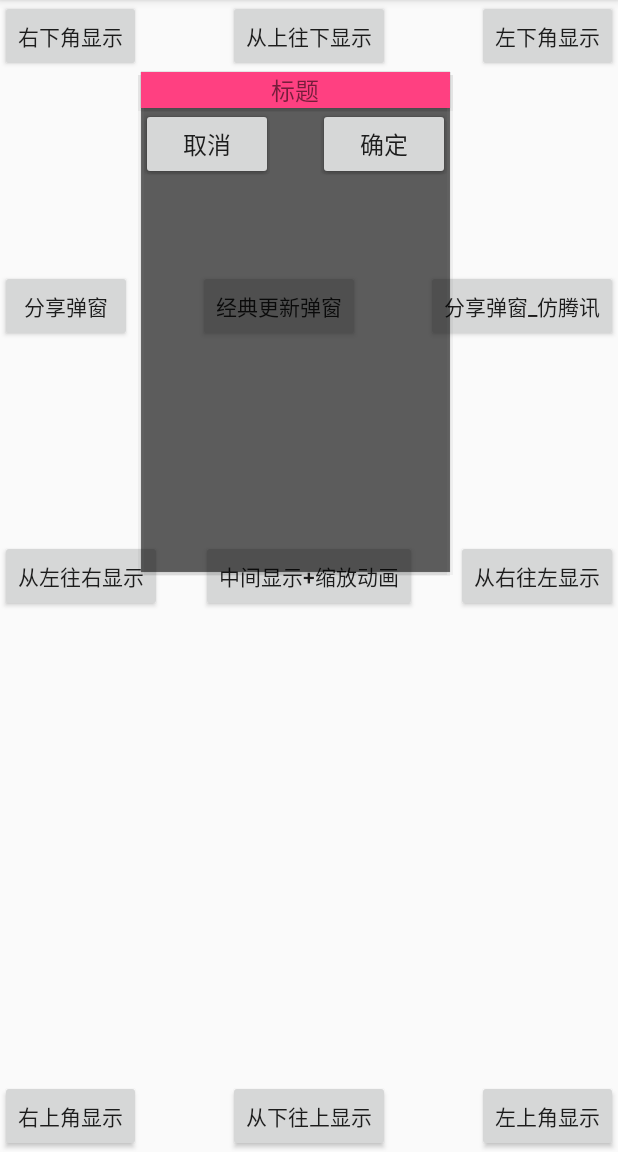
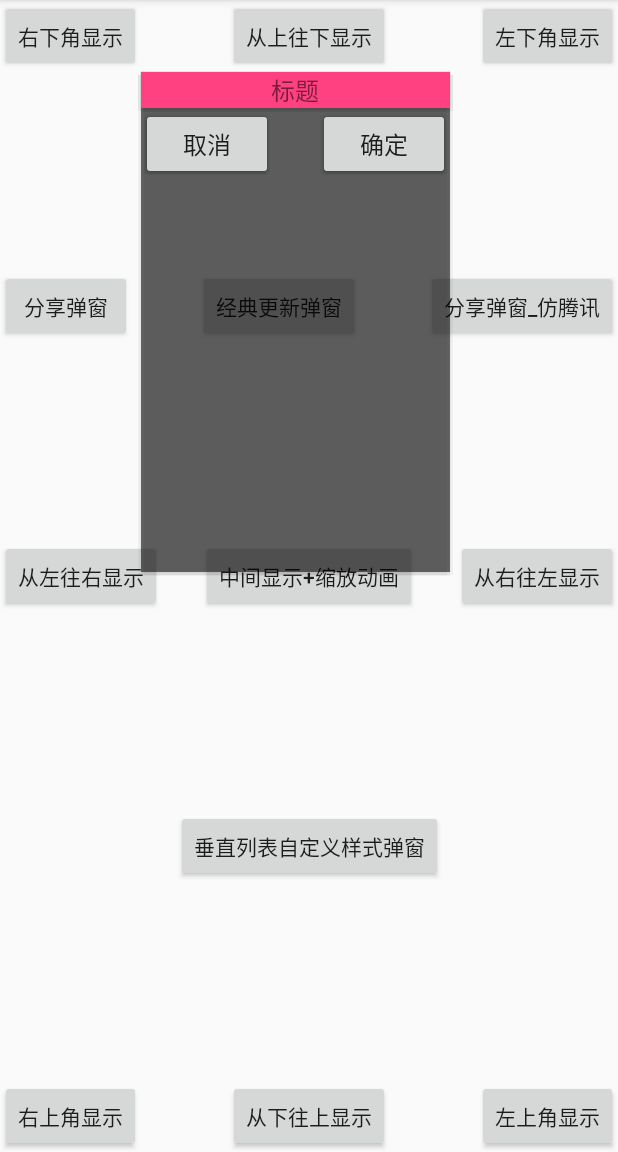
Before and after one commit to FanChael/CommonPopupWindow, an Android app: the screen it shows after launch (MainActivity), after a tap on "右下角显示", on a phone screen of 412 x 824 dp, the part 84-1236 px from its top. Run offline under Robolectric (Android 15) with nearby library versions, the light colour scheme and no system bars; 1 statement that could not run was skipped.

Commit message:
增加垂直列表下拉上滑弹窗+伸缩动画添加(基于方位显示使用);

```diff
--- a/app/src/main/res/layout/activity_main.xml
+++ b/app/src/main/res/layout/activity_main.xml
@@ -143,4 +143,15 @@
         app:layout_constraintStart_toEndOf="@id/am_share_btn"
         app:layout_constraintEnd_toStartOf="@id/am_share_ftecent_btn"
         app:layout_constraintTop_toBottomOf="@id/am_top_btn" />
+
+    <Button
+        android:id="@+id/am_vlist_btn"
+        android:layout_width="wrap_content"
+        android:layout_height="wrap_content"
+        android:onClick="testPop"
+        android:text="垂直列表自定义样式弹窗"
+        app:layout_constraintBottom_toTopOf="@id/am_bottom_btn"
+        app:layout_constraintStart_toEndOf="@id/am_register_btn"
+        app:layout_constraintEnd_toStartOf="@id/am_login_btn"
+        app:layout_constraintTop_toBottomOf="@id/am_center_btn" />
 </android.support.constraint.ConstraintLayout>
--- a/poplibrary/src/main/java/pop/hl/com/poplibrary/BasePopView.java
+++ b/poplibrary/src/main/java/pop/hl/com/poplibrary/BasePopView.java
@@ -33,9 +33,12 @@ public class BasePopView {
 
     /**
      * 显示动画
+     * SCALE - 缩放
+     * TRANSLATE - 平移
+     * FOLD - 折叠
      */
     public enum ANIMATION {
-        NONE, SCALE, TRANSLATE
+        NONE, SCALE, TRANSLATE, FOLD
     }
 
     /**
--- /dev/null
+++ b/poplibrary/src/main/res/anim/anim_pop_fold_in_from_bottom.xml
@@ -0,0 +1,11 @@
+<?xml version="1.0" encoding="utf-8"?>
+<set xmlns:android="http://schemas.android.com/apk/res/android">
+    <scale
+        android:duration="300"
+        android:fromXScale="1.0"
+        android:fromYScale="0"
+        android:pivotX="50%"
+        android:pivotY="100%"
+        android:toXScale="1.0"
+        android:toYScale="1.0"/>
+</set>
--- /dev/null
+++ b/poplibrary/src/main/res/anim/anim_pop_fold_in_from_top.xml
@@ -0,0 +1,11 @@
+<?xml version="1.0" encoding="utf-8"?>
+<set xmlns:android="http://schemas.android.com/apk/res/android">
+    <scale
+        android:duration="300"
+        android:fromXScale="1.0"
+        android:fromYScale="0"
+        android:pivotX="50%"
+        android:pivotY="0%"
+        android:toXScale="1.0"
+        android:toYScale="1.0"/>
+</set>
--- /dev/null
+++ b/poplibrary/src/main/res/anim/anim_pop_fold_out_from_bottom.xml
@@ -0,0 +1,11 @@
+<?xml version="1.0" encoding="utf-8"?>
+<set xmlns:android="http://schemas.android.com/apk/res/android">
+    <scale
+        android:duration="300"
+        android:fromXScale="1.0"
+        android:fromYScale="1.0"
+        android:pivotX="50%"
+        android:pivotY="0%"
+        android:toXScale="1.0"
+        android:toYScale="0"/>
+</set>
--- /dev/null
+++ b/poplibrary/src/main/res/anim/anim_pop_fold_out_from_top.xml
@@ -0,0 +1,11 @@
+<?xml version="1.0" encoding="utf-8"?>
+<set xmlns:android="http://schemas.android.com/apk/res/android">
+    <scale
+        android:duration="300"
+        android:fromXScale="1.0"
+        android:fromYScale="1.0"
+        android:pivotX="50%"
+        android:pivotY="100%"
+        android:toXScale="1.0"
+        android:toYScale="0"/>
+</set>
--- a/poplibrary/src/main/res/values/styles.xml
+++ b/poplibrary/src/main/res/values/styles.xml
@@ -35,4 +35,12 @@
         <item name="android:windowEnterAnimation">@anim/anim_pop_translate_in_from_right</item>
         <item name="android:windowExitAnimation">@anim/anim_pop_translate_out_from_left</item>
     </style>
+    <style name="style_fold_pop_animation_from_top">
+        <item name="android:windowEnterAnimation">@anim/anim_pop_fold_in_from_top</item>
+        <item name="android:windowExitAnimation">@anim/anim_pop_fold_out_from_bottom</item>
+    </style>
+    <style name="style_fold_pop_animation_from_bottom">
+        <item name="android:windowEnterAnimation">@anim/anim_pop_fold_in_from_bottom</item>
+        <item name="android:windowExitAnimation">@anim/anim_pop_fold_out_from_top</item>
+    </style>
 </resources>
```
Also changed, not shown: app/src/main/java/pop/hl/com/commonpopupwindow/MainActivity.java (+22 -0 lines), poplibrary/src/main/java/pop/hl/com/poplibrary/OnEventListenner.java (+7 -0 lines), poplibrary/src/main/java/pop/hl/com/poplibrary/VListPopView.java (added, +92 -0 lines), poplibrary/src/main/java/pop/hl/com/poplibrary/adapter/VListAdapter.java (added, +83 -0 lines), poplibrary/src/main/java/pop/hl/com/poplibrary/base/BasePop.java (+33 -1 lines), poplibrary/src/main/res/layout/pop_vlist.xml (added, +11 -0 lines), poplibrary/src/main/res/layout/pop_vlist_item.xml (added, +25 -0 lines), 1 other file.
